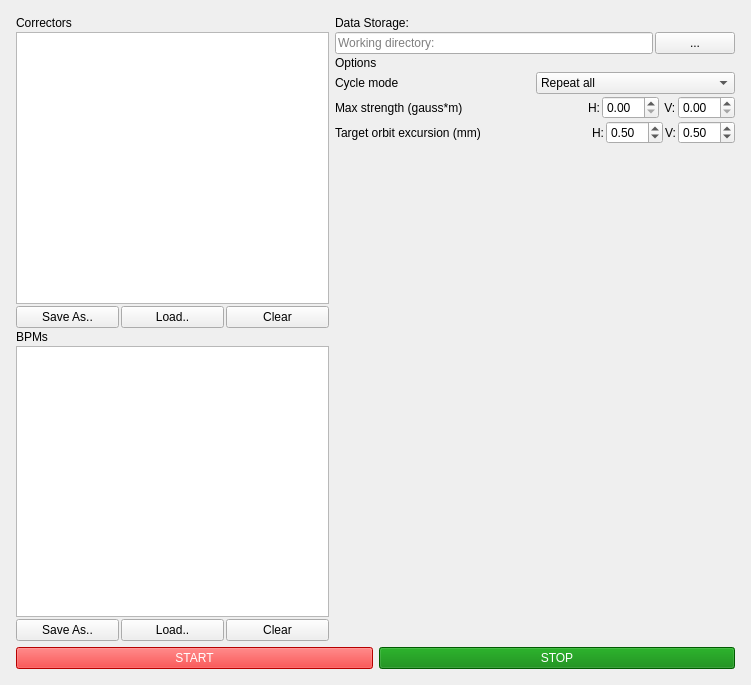
wiktoria-malek/flight-simulator, file SysID_GUI.ui: the form before one commit.
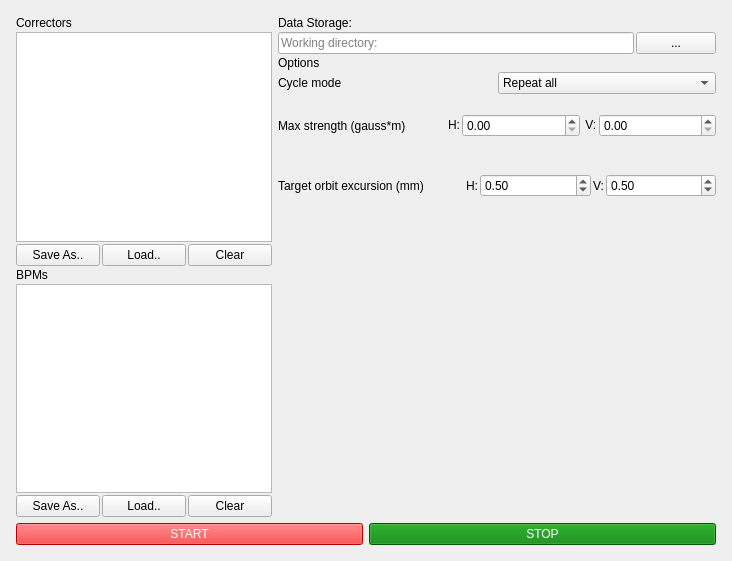
The form after the commit.

```diff
--- a/SysID_GUI.ui
+++ b/SysID_GUI.ui
@@ -6,8 +6,8 @@
    <rect>
     <x>0</x>
     <y>0</y>
-    <width>751</width>
-    <height>685</height>
+    <width>732</width>
+    <height>561</height>
    </rect>
   </property>
   <property name="windowTitle">
@@ -55,6 +55,12 @@
           </item>
           <item>
            <widget class="QListWidget" name="correctors_list">
+            <property name="sizePolicy">
+             <sizepolicy hsizetype="Fixed" vsizetype="Expanding">
+              <horstretch>0</horstretch>
+              <verstretch>0</verstretch>
+             </sizepolicy>
+            </property>
             <property name="selectionMode">
              <enum>QAbstractItemView::SelectionMode::ExtendedSelection</enum>
             </property>
@@ -103,6 +109,12 @@
           </item>
           <item>
            <widget class="QListWidget" name="bpms_list">
+            <property name="sizePolicy">
+             <sizepolicy hsizetype="Fixed" vsizetype="Expanding">
+              <horstretch>0</horstretch>
+              <verstretch>0</verstretch>
+             </sizepolicy>
+            </property>
             <property name="selectionMode">
              <enum>QAbstractItemView::SelectionMode::ExtendedSelection</enum>
             </property>
@@ -228,7 +240,7 @@
               <item>
                <spacer name="current_spacer">
                 <property name="orientation">
-                 <enum>Qt::Orientation::Horizontal</enum>
+                 <enum>Qt::Vertical</enum>
                 </property>
                  <property name="sizeHint" stdset="0">
                  <size>
@@ -240,6 +252,12 @@
               </item>
               <item>
                <widget class="QLabel" name="horizontal_current_label">
+                <property name="sizePolicy">
+                 <sizepolicy hsizetype="Fixed" vsizetype="Fixed">
+                  <horstretch>0</horstretch>
+                  <verstretch>0</verstretch>
+                 </sizepolicy>
+                </property>
                 <property name="text">
                  <string>H:</string>
                 </property>
@@ -254,6 +272,12 @@
               </item>
               <item>
                <widget class="QLabel" name="vertical_current_label">
+                <property name="sizePolicy">
+                 <sizepolicy hsizetype="Fixed" vsizetype="Fixed">
+                  <horstretch>0</horstretch>
+                  <verstretch>0</verstretch>
+                 </sizepolicy>
+                </property>
                 <property name="text">
                  <string> V:</string>
                 </property>
@@ -280,7 +304,7 @@
               <item>
                <spacer name="excursion_spacer">
                 <property name="orientation">
-                 <enum>Qt::Orientation::Horizontal</enum>
+                 <enum>Qt::Vertical</enum>
                 </property>
                 <property name="sizeHint" stdset="0">
                  <size>
@@ -292,6 +316,12 @@
               </item>
               <item>
                <widget class="QLabel" name="horizontal_excursion_label">
+                <property name="sizePolicy">
+                 <sizepolicy hsizetype="Fixed" vsizetype="Fixed">
+                  <horstretch>0</horstretch>
+                  <verstretch>0</verstretch>
+                 </sizepolicy>
+                </property>
                 <property name="text">
                  <string>H:</string>
                 </property>
@@ -309,6 +339,12 @@
               </item>
               <item>
                <widget class="QLabel" name="vertical_excursion_label">
+                <property name="sizePolicy">
+                 <sizepolicy hsizetype="Fixed" vsizetype="Fixed">
+                  <horstretch>0</horstretch>
+                  <verstretch>0</verstretch>
+                 </sizepolicy>
+                </property>
                 <property name="text">
                  <string>V:</string>
                 </property>
```
Left out of the diff: 18 changed lines with no effect on the pictures.
